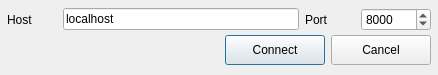
First picture: the form in main/spectra/src/ConnectServer.ui, repository FRIBDAQ/SpecTcl, before the edit.
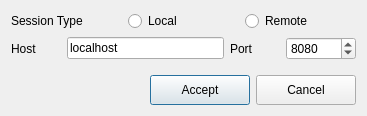
Second picture: the form after the edit. Icons and pictures are not drawn.

Commit message:
Adds local and remote session
- ConnectServer gains new radio buttons to choose a session

- SpecTclInterface now wrapped in shared_ptr

- Addition of SpecTclInterfaceObserver to MainWindow. This ensures that
  a change in the interface gets distributed to all dependents.

```diff
--- a/main/spectra/src/ConnectServer.ui
+++ b/main/spectra/src/ConnectServer.ui
@@ -6,21 +6,40 @@
    <rect>
     <x>0</x>
     <y>0</y>
-    <width>438</width>
-    <height>75</height>
+    <width>367</width>
+    <height>116</height>
    </rect>
   </property>
   <property name="windowTitle">
    <string>Connect to server analysis</string>
   </property>
-  <layout class="QGridLayout">
-   <property name="margin">
-    <number>7</number>
-   </property>
-   <property name="spacing">
-    <number>3</number>
-   </property>
-   <item row="0" column="0">
+  <layout class="QVBoxLayout" name="verticalLayout">
+   <item>
+    <layout class="QHBoxLayout" name="horizontalLayout">
+     <item>
+      <widget class="QLabel" name="label">
+       <property name="text">
+        <string>Session Type</string>
+       </property>
+      </widget>
+     </item>
+     <item>
+      <widget class="QRadioButton" name="localRadioBtn">
+       <property name="text">
+        <string>Local</string>
+       </property>
+      </widget>
+     </item>
+     <item>
+      <widget class="QRadioButton" name="remoteRadioBtn">
+       <property name="text">
+        <string>Remote</string>
+       </property>
+      </widget>
+     </item>
+    </layout>
+   </item>
+   <item>
     <layout class="QHBoxLayout">
      <item>
       <widget class="QLabel" name="TextLabel2_2">
@@ -106,13 +125,26 @@
         <number>10000</number>
        </property>
        <property name="value">
-        <number>8000</number>
+        <number>8080</number>
        </property>
       </widget>
      </item>
     </layout>
    </item>
-   <item row="1" column="0">
+   <item>
+    <spacer name="verticalSpacer">
+     <property name="orientation">
+      <enum>Qt::Vertical</enum>
+     </property>
+     <property name="sizeHint" stdset="0">
+      <size>
+       <width>20</width>
+       <height>1</height>
+      </size>
+     </property>
+    </spacer>
+   </item>
+   <item>
     <layout class="QHBoxLayout">
      <item>
       <spacer name="spacer257">
@@ -139,7 +171,7 @@
         </size>
        </property>
        <property name="text">
-        <string>Connect</string>
+        <string>Accept</string>
        </property>
       </widget>
      </item>
```
The commit also changes 40 other files.
